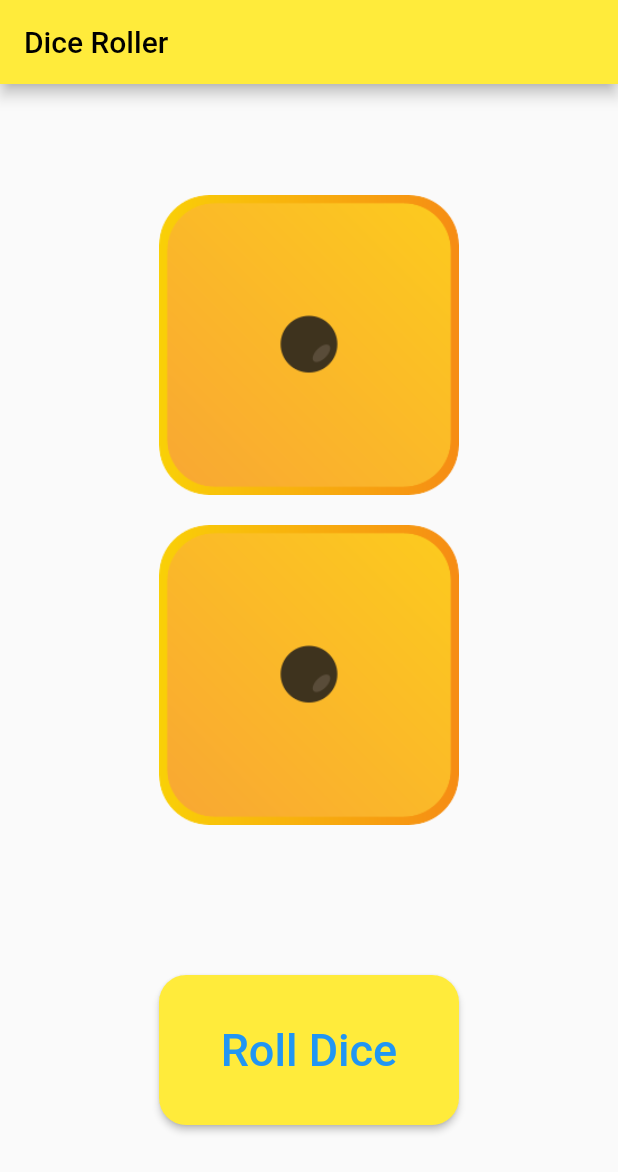
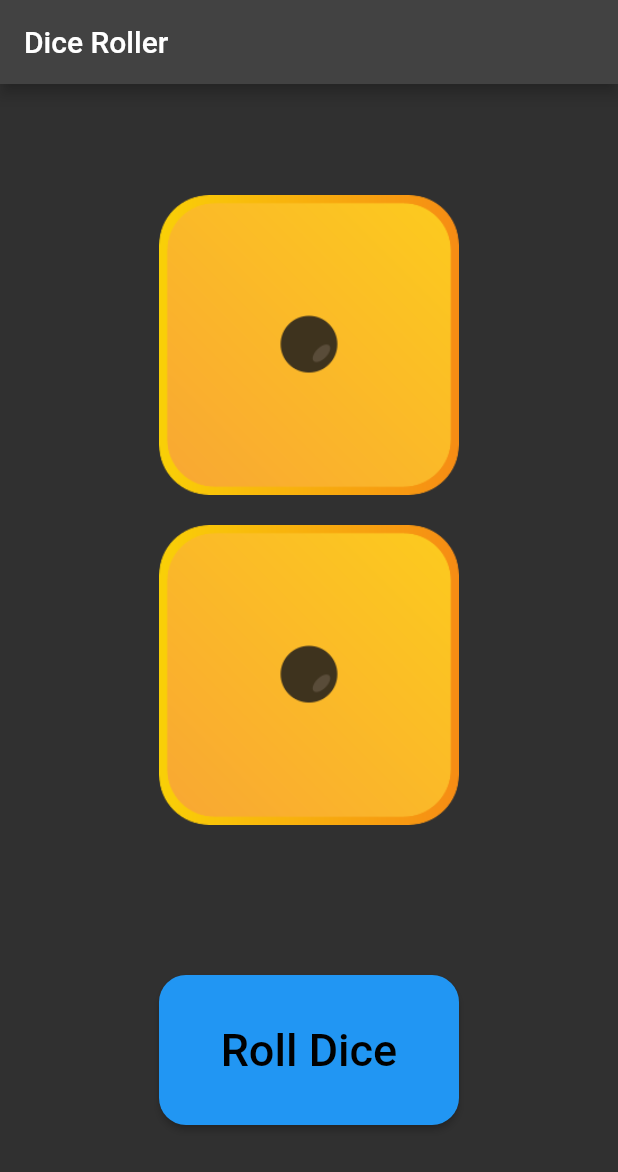
Before and after one commit to akai07/dice_roller, a Flutter app: the screen it shows after launch, on a phone screen of 412 x 824 dp. Shown: the top 1172 px of the screen. Run offline on Flutter 3.47's test engine with Material 2 defaults, Android fonts, the phone set to English and light mode, and no system bars.

Commit message:
Updates
Changed the theme to Dark for better Visibility

```diff
--- a/lib/HomePage.dart
+++ b/lib/HomePage.dart
@@ -118,7 +118,7 @@ class _HomePageState extends State<HomePage> {
                             borderRadius: BorderRadius.circular(18.0)))),
                     //textsize bigger
                     child: const Text('Roll Dice',
-                        style: TextStyle(fontSize: 30.0, color: Colors.blue))),
+                        style: TextStyle(fontSize: 30.0, color: Colors.black))),
               ),
             ),
           ],
--- a/lib/main.dart
+++ b/lib/main.dart
@@ -11,9 +11,7 @@ class MyApp extends StatelessWidget {
     return MaterialApp(
       title: 'Dice Roller',
       debugShowCheckedModeBanner: false,
-      theme: ThemeData(
-        primarySwatch: Colors.yellow,
-      ),
+      theme: ThemeData.dark(),
       home: HomePage(),
     );
   }
```
